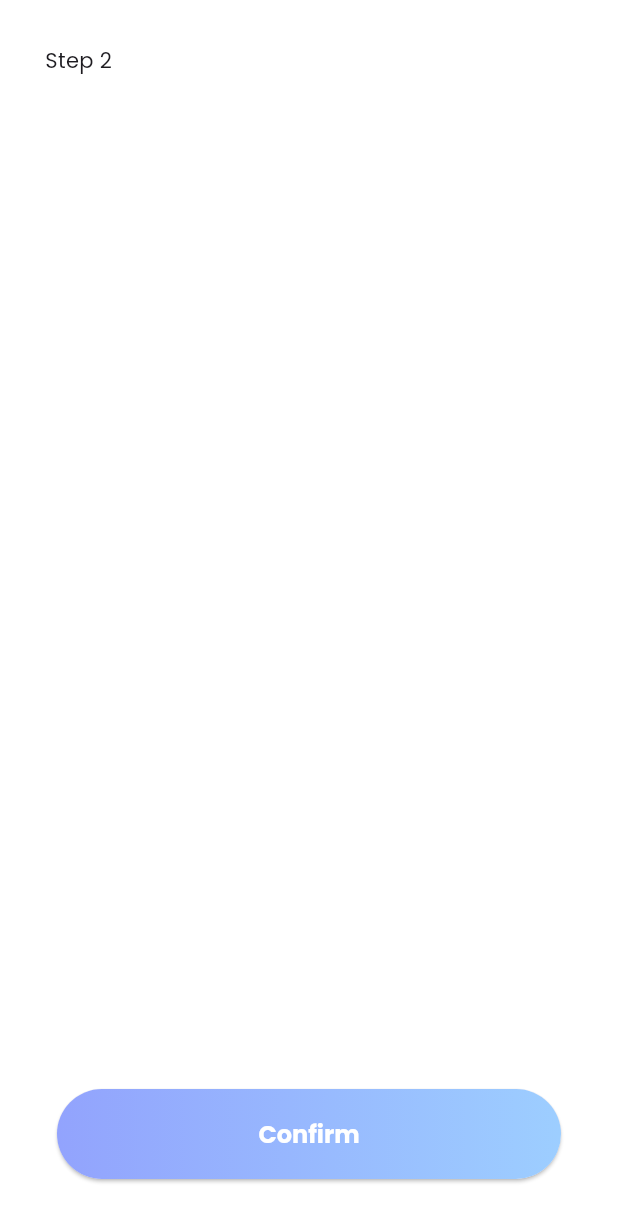
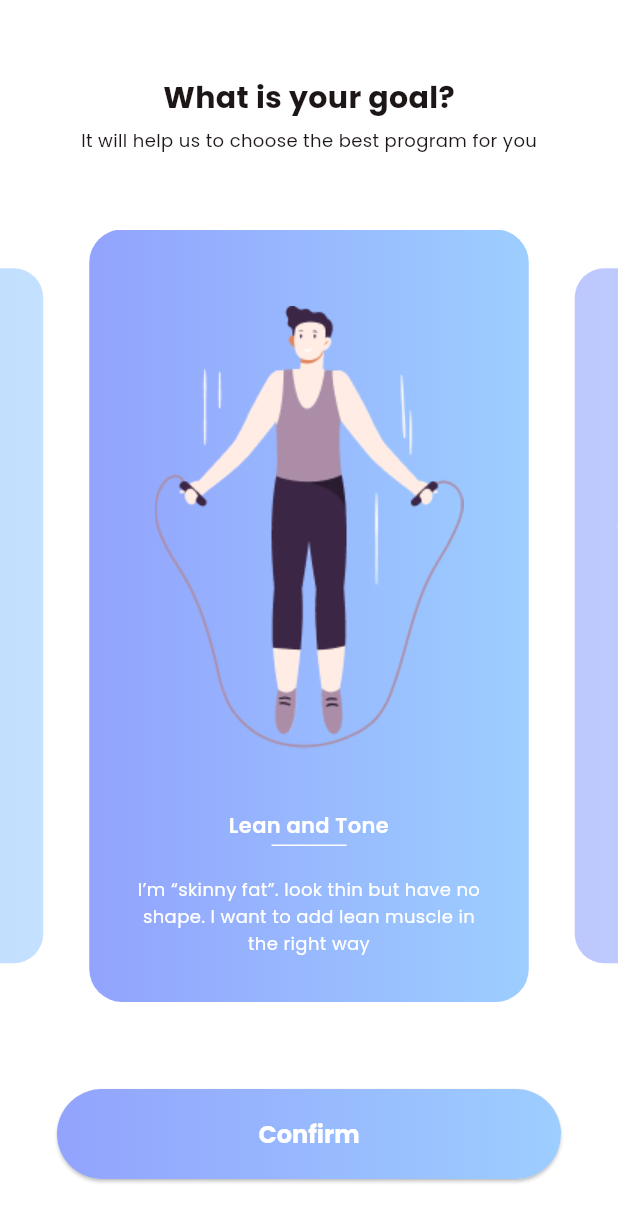
Before and after one commit to AppMoSphereX/fitnest, a Flutter app: the screen it shows once a user with an empty profile is signed in, after a tap on "Next", on a phone screen of 412 x 824 dp. Shown: the top 1222 px of the screen. Run offline on Flutter 3.47's test engine with Material 3 defaults, Android fonts, the phone set to English and light mode, and no system bars; our stand-ins replace cloud_firestore, firebase_auth, firebase_core, flutter_riverpod, freezed_annotation, go_router and 2 more; accounts and stored records are empty; generated files the repository leaves out were written again.

Commit message:
- Implement Goal Carousel

```diff
--- a/lib/domain/models/user/goal.dart
+++ b/lib/domain/models/user/goal.dart
@@ -1 +1,15 @@
-enum Goal { improveShape, leanAndTone, loseAFat }
+enum Goal { improveShape, leanAndTone, loseFat }
+
+class GoalData {
+  const GoalData({
+    required this.goal,
+    required this.image,
+    required this.title,
+    required this.description,
+  });
+
+  final Goal goal;
+  final String image;
+  final String title;
+  final String description;
+}
--- a/lib/ui/core/localization/app_localization.dart
+++ b/lib/ui/core/localization/app_localization.dart
@@ -40,6 +40,18 @@ class AppLocalization {
     'heightIsRequired': 'Height is required',
     'next': 'Next',
     'confirm': 'Confirm',
+    'whatIsYourGoalTitle': 'What is your goal?',
+    'whatIsYourGoalSubtitle':
+        'It will help us to choose the best program for you',
+    'improveShape': 'Improve Shape',
+    'improveShapeDescription':
+        'I have a low amount of body fat and need / want to build more muscle',
+    'leanAndTone': 'Lean and Tone',
+    'leanAndToneDescription':
+        'I’m “skinny fat”. look thin but have no shape. I want to add lean muscle in the right way',
+    'loseFat': 'Lose Fat',
+    'loseFatDescription':
+        'I have over 10 kg to lose. I want to drop all this fat and gain muscle mass',
   };
 
   static String _get(String label) =>
@@ -79,6 +91,14 @@ class AppLocalization {
   String get heightIsRequired => _get('heightIsRequired');
   String get next => _get('next');
   String get confirm => _get('confirm');
+  String get whatIsYourGoalTitle => _get('whatIsYourGoalTitle');
+  String get whatIsYourGoalSubtitle => _get('whatIsYourGoalSubtitle');
+  String get improveShape => _get('improveShape');
+  String get improveShapeDescription => _get('improveShapeDescription');
+  String get leanAndTone => _get('leanAndTone');
+  String get leanAndToneDescription => _get('leanAndToneDescription');
+  String get loseFat => _get('loseFat');
+  String get loseFatDescription => _get('loseFatDescription');
 }
 
 class AppLocalizationDelegate extends LocalizationsDelegate<AppLocalization> {
--- a/lib/ui/profile_completion/profile_completion_screen.dart
+++ b/lib/ui/profile_completion/profile_completion_screen.dart
@@ -2,6 +2,7 @@ import 'package:fitnest/config/constants/assets.dart';
 import 'package:fitnest/config/theme/app_palette.dart';
 import 'package:fitnest/config/theme/theme_extensions.dart';
 import 'package:fitnest/config/theme/typography.dart';
+import 'package:fitnest/domain/models/user/goal.dart';
 import 'package:fitnest/ui/core/localization/app_localization.dart';
 import 'package:fitnest/ui/core/localization/localization_extensions.dart';
 import 'package:fitnest/ui/core/widgets/app_dropdown.dart';
@@ -9,6 +10,7 @@ import 'package:fitnest/ui/core/widgets/app_form_field.dart';
 import 'package:fitnest/ui/core/widgets/expanded_button.dart';
 import 'package:fitnest/ui/profile_completion/profile_completion_state.dart';
 import 'package:fitnest/ui/profile_completion/profile_completion_vm.dart';
+import 'package:fitnest/ui/profile_completion/widgets/goal_carousel.dart';
 import 'package:fitnest/utils/validators.dart';
 import 'package:flutter/material.dart';
 import 'package:flutter_riverpod/flutter_riverpod.dart';
@@ -27,20 +29,9 @@ class ProfileCompletionScreen extends ConsumerWidget {
     final palette = context.palette;
 
     return Scaffold(
-      body: SingleChildScrollView(
-        child: Padding(
-          padding: const EdgeInsets.all(30.0),
-          child: state.step == 1
-              ? _buildStep1(
-                  appLocalization,
-                  typography,
-                  context,
-                  state,
-                  palette,
-                )
-              : _buildStep2(),
-        ),
-      ),
+      body: state.step == 1
+          ? _buildStep1(appLocalization, typography, context, state, palette)
+          : _buildStep2(typography, appLocalization, palette),
       persistentFooterButtons: [
         state.step == 1
             ? _buildNextButton(appLocalization, typography)
@@ -57,7 +48,10 @@ class ProfileCompletionScreen extends ConsumerWidget {
     ProfileCompletionState state,
     AppPalette palette,
   ) {
-    return Column(
+    return Padding(
+      padding: const EdgeInsets.all(30.0),
+      child: SingleChildScrollView(
+        child: Column(
           children: [
             Image.asset(Assets.profileCompletion),
             const SizedBox(height: 30),
@@ -85,11 +79,36 @@ class ProfileCompletionScreen extends ConsumerWidget {
             const SizedBox(height: 15),
             _buildHeightInput(appLocalization, palette, typography),
           ],
+        ),
+      ),
     );
   }
 
-  Widget _buildStep2() {
-    return Column(children: [Text('Step 2')]);
+  Widget _buildStep2(
+    AppTypography typography,
+    AppLocalization appLocalization,
+    AppPalette palette,
+  ) {
+    return Padding(
+      padding: const EdgeInsets.only(top: 50.0, bottom: 50.0),
+      child: Column(
+        children: [
+          Text(
+            appLocalization.whatIsYourGoalTitle,
+            style: typography.h4.copyWith(fontWeight: FontWeight.bold),
+          ),
+          SizedBox(height: 5),
+          Text(
+            appLocalization.whatIsYourGoalSubtitle,
+            style: typography.smallText,
+          ),
+          SizedBox(height: 50),
+          Expanded(
+            child: _buildGoalInput(appLocalization, palette, typography),
+          ),
+        ],
+      ),
+    );
   }
 
   Widget _buildGenderInput(
@@ -248,4 +267,33 @@ class ProfileCompletionScreen extends ConsumerWidget {
       onPressed: () => viewModel.previousStep(),
     );
   }
+
+  Widget _buildGoalInput(
+    AppLocalization appLocalization,
+    AppPalette palette,
+    AppTypography typography,
+  ) {
+    final goals = [
+      GoalData(
+        goal: Goal.improveShape,
+        image: Assets.improveShape,
+        title: appLocalization.improveShape,
+        description: appLocalization.improveShapeDescription,
+      ),
+      GoalData(
+        goal: Goal.leanAndTone,
+        image: Assets.leanAndTone,
+        title: appLocalization.leanAndTone,
+        description: appLocalization.leanAndToneDescription,
+      ),
+      GoalData(
+        goal: Goal.loseFat,
+        image: Assets.loseFat,
+        title: appLocalization.loseFat,
+        description: appLocalization.loseFatDescription,
+      ),
+    ];
+
+    return GoalCarousel(goals: goals);
   }
+}
--- /dev/null
+++ b/lib/ui/profile_completion/widgets/goal_carousel.dart
@@ -0,0 +1,71 @@
+import 'package:fitnest/domain/models/user/goal.dart';
+import 'package:fitnest/ui/profile_completion/widgets/goal_item.dart';
+import 'package:flutter/material.dart';
+
+class GoalCarousel extends StatefulWidget {
+  const GoalCarousel({super.key, required this.goals});
+
+  final List<GoalData> goals;
+
+  @override
+  State<GoalCarousel> createState() => _GoalCarouselState();
+}
+
+class _GoalCarouselState extends State<GoalCarousel> {
+  late PageController _pageController;
+  double _currentPageOffset = 1.0;
+
+  @override
+  void initState() {
+    super.initState();
+    _pageController = PageController(initialPage: 1, viewportFraction: 0.75);
+    _pageController.addListener(_updatePageOffset);
+  }
+
+  @override
+  void dispose() {
+    _pageController.removeListener(_updatePageOffset);
+    _pageController.dispose();
+    super.dispose();
+  }
+
+  void _updatePageOffset() {
+    setState(() {
+      _currentPageOffset = _pageController.page ?? 0.0;
+    });
+  }
+
+  @override
+  Widget build(BuildContext context) {
+    return SizedBox(
+      height: 478,
+      child: PageView.builder(
+        controller: _pageController,
+        itemCount: widget.goals.length,
+        itemBuilder: (context, index) {
+          final actualIndex = index % widget.goals.length;
+          final goal = widget.goals[actualIndex];
+          final itemPosition = index.toDouble();
+          final distanceFromCenter = (itemPosition - _currentPageOffset).abs();
+          final opacity = (1.0 - distanceFromCenter * 0.4).clamp(0.3, 1.0);
+          final scale = (1.0 - distanceFromCenter * 0.1).clamp(0.8, 1.0);
+
+          return Container(
+            margin: EdgeInsets.symmetric(horizontal: 8),
+            child: Transform.scale(
+              scale: scale,
+              child: Opacity(
+                opacity: opacity,
+                child: GoalItem(
+                  image: goal.image,
+                  title: goal.title,
+                  description: goal.description,
+                ),
+              ),
+            ),
+          );
+        },
+      ),
+    );
+  }
+}
--- /dev/null
+++ b/lib/ui/profile_completion/widgets/goal_item.dart
@@ -0,0 +1,52 @@
+import 'package:fitnest/config/theme/theme_extensions.dart';
+import 'package:flutter/material.dart';
+
+class GoalItem extends StatelessWidget {
+  const GoalItem({
+    super.key,
+    required this.image,
+    required this.title,
+    required this.description,
+  });
+
+  final String image;
+  final String title;
+  final String description;
+
+  @override
+  Widget build(BuildContext context) {
+    final palette = context.palette;
+
+    return Container(
+      height: 478,
+      width: 250,
+      decoration: BoxDecoration(
+        gradient: palette.primaryGradient,
+        borderRadius: BorderRadius.circular(22),
+      ),
+      padding: EdgeInsets.all(30),
+      child: Column(
+        children: [
+          Expanded(child: Image.asset(image)),
+          SizedBox(height: 20),
+          Text(
+            title,
+            textAlign: TextAlign.center,
+            style: context.typography.mediumText.copyWith(
+              fontWeight: FontWeight.w600,
+              color: Colors.white,
+            ),
+          ),
+          SizedBox(height: 2),
+          Container(width: 50, height: 1, color: Colors.white),
+          SizedBox(height: 20),
+          Text(
+            description,
+            textAlign: TextAlign.center,
+            style: context.typography.smallText.copyWith(color: Colors.white),
+          ),
+        ],
+      ),
+    );
+  }
+}
```
Lines whose indentation alone changed are shown as unchanged.
